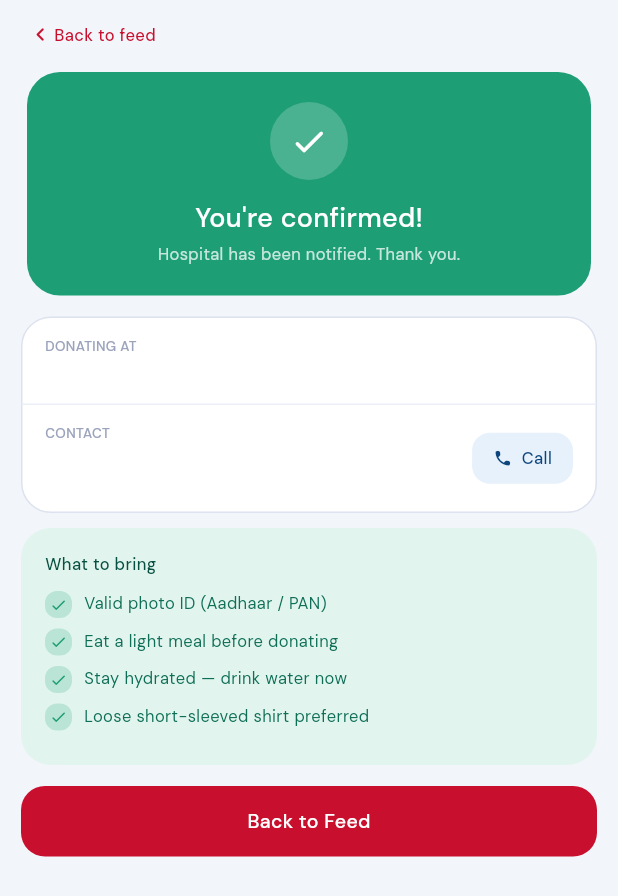
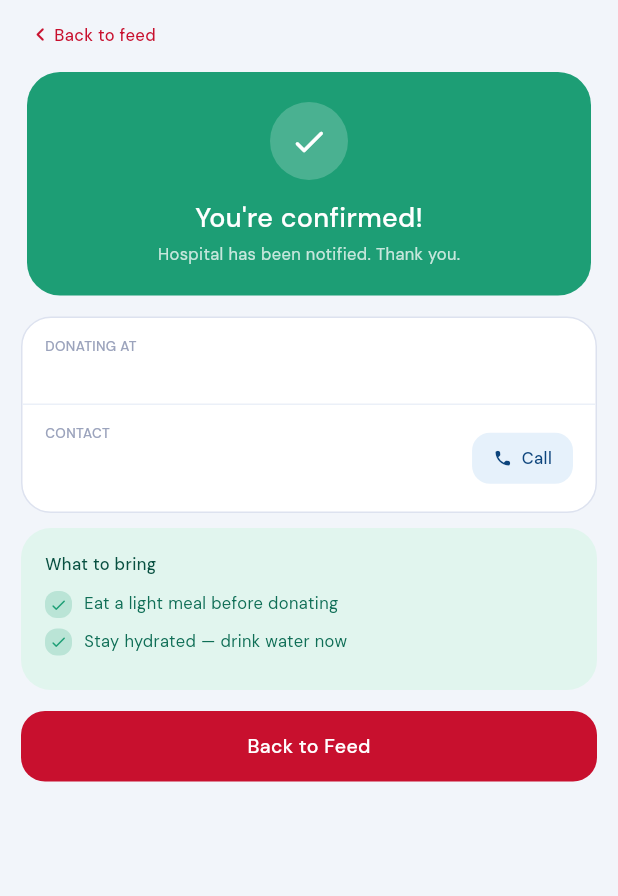
Before and after one commit to parthiban1213/bloodconnect_mobile, a Flutter app: the AcceptedScreen screen opened by its route, on a phone screen of 412 x 824 dp. Shown: the top 896 px of the screen. Run offline on Flutter 3.47's test engine with Material 3 defaults, Android fonts, the phone set to English and light mode, and no system bars; our stand-ins replace dio, file_picker, firebase_core, firebase_messaging, flutter_local_notifications, flutter_riverpod and 5 more; accounts and stored records are empty.

Commit message:
bug fixes

```diff
--- a/lib/views/detail/accepted_screen.dart
+++ b/lib/views/detail/accepted_screen.dart
@@ -305,10 +305,8 @@ class AcceptedScreen extends StatelessWidget {
   }
 
   static const List<String> _bringItems = [
-    'Valid photo ID (Aadhaar / PAN)',
     'Eat a light meal before donating',
     'Stay hydrated — drink water now',
-    'Loose short-sleeved shirt preferred',
   ];
 }
 
```
